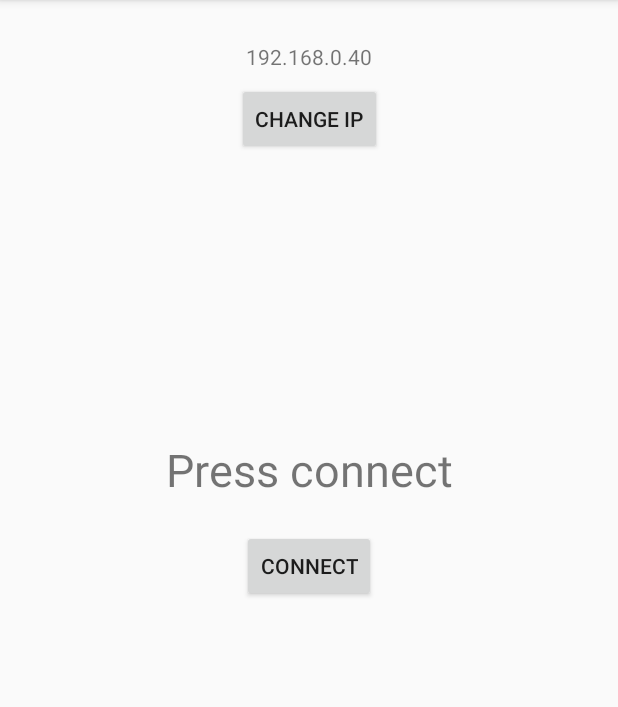
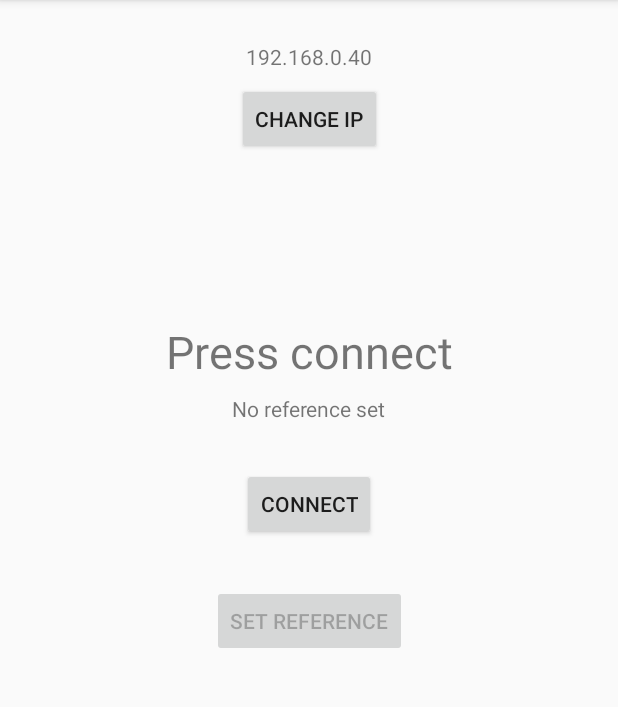
Before and after one commit to easklund/HORSE, an Android app: the screen it shows after launch (MainActivity), on a phone screen of 412 x 824 dp, the part 84-791 px from its top. Run offline under Robolectric (Android 15) with nearby library versions, the phone set to English and light mode, and no system bars.

Commit message:
prototype works

```diff
--- a/LoFi/app/src/main/java/com/example/lofi/MainActivity.java
+++ b/LoFi/app/src/main/java/com/example/lofi/MainActivity.java
@@ -1,8 +1,11 @@
 package com.example.lofi;
 
 import android.app.AlertDialog;
+import android.content.Context;
 import android.content.DialogInterface;
+import android.content.SharedPreferences;
 import android.os.AsyncTask;
+import android.support.v4.content.ContextCompat;
 import android.support.v7.app.AppCompatActivity;
 import android.os.Bundle;
 import android.util.Log;
@@ -14,14 +17,24 @@ import android.widget.TextView;
 public class MainActivity extends AppCompatActivity {
     private TcpClient mTcpClient;
     private boolean connectionRunning = false;
-    private String serverAddress = "192.168.0.40";
+    private SharedPreferences sharedPref;
+    private String serverAddress;
     private int serverPort = 5005;
+    private boolean slouching = false;
+    private boolean isReferenceSet = false;
+    private float currentAngle = 0;
+    private float referenceAngle = 0;
+    private static final float SLOUCHING_SENSITIVITY = 20;
 
     @Override
     protected void onCreate(Bundle savedInstanceState) {
         super.onCreate(savedInstanceState);
+        sharedPref = this.getPreferences(Context.MODE_PRIVATE);
         setContentView(R.layout.activity_main);
+        serverAddress = sharedPref.getString("server_address", "192.168.0.40");
         ((TextView) findViewById(R.id.txtIP)).setText(serverAddress);
+        (findViewById(R.id.txtSlouching)).setVisibility(View.INVISIBLE);
+        (findViewById(R.id.btnSetReference)).setEnabled(false);
     }
 
 
@@ -48,8 +61,11 @@ public class MainActivity extends AppCompatActivity {
                 .setView(txtEnterIP)
                 .setPositiveButton("Change", new DialogInterface.OnClickListener() {
                     public void onClick(DialogInterface dialog, int whichButton) {
-                        serverAddress = txtEnterIP.getText().toString();
+                        serverAddress = txtEnterIP.getText().toString().trim();
                         ((TextView) findViewById(R.id.txtIP)).setText(serverAddress);
+                        SharedPreferences.Editor editor = sharedPref.edit();
+                        editor.putString("server_address", serverAddress);
+                        editor.commit();
                     }
                 })
                 .setNegativeButton("Cancel", new DialogInterface.OnClickListener() {
@@ -57,6 +73,23 @@ public class MainActivity extends AppCompatActivity {
                     }
                 })
                 .show();
+    }
+
+    public void onSetReference(View view) {
+        this.referenceAngle = this.currentAngle;
+        isReferenceSet = true;
+        ((TextView) findViewById(R.id.txtReference)).setText("Reference is " + this.referenceAngle);
+    }
+
+    private void displaySlouching() {
+        if (slouching) {
+            (findViewById(R.id.txtSlouching)).setVisibility(View.VISIBLE);
+            findViewById(R.id.layout).setBackgroundColor(ContextCompat.getColor(this, R.color.slouchingBackground));
+        } else {
+            (findViewById(R.id.txtSlouching)).setVisibility(View.INVISIBLE);
+            findViewById(R.id.layout).setBackgroundColor(ContextCompat.getColor(this, android.R.color.background_light));
+        }
+
     }
 
     public class ConnectTask extends AsyncTask<String, String, TcpClient> {
@@ -69,9 +102,11 @@ public class MainActivity extends AppCompatActivity {
                 @Override
                 public void run() {
                     Button btnConnect = findViewById(R.id.btnConnect);
+                    Button setReference = findViewById(R.id.btnSetReference);
                     TextView txtDisplay = findViewById(R.id.txtDisplay);
 
                     btnConnect.setText("Disconnect");
+                    setReference.setEnabled(true);
                     txtDisplay.setText("Connecting...");
                 }
             });
@@ -81,7 +116,6 @@ public class MainActivity extends AppCompatActivity {
                 @Override
                 //here the messageReceived method is implemented
                 public void messageReceived(String message) {
-                    Log.e("TCP", "Got some message");
                     //this method calls the onProgressUpdate
                     publishProgress(message);
                 }
@@ -95,8 +129,18 @@ public class MainActivity extends AppCompatActivity {
         protected void onProgressUpdate(String... values) {
             super.onProgressUpdate(values);
 
-            TextView display = (TextView) findViewById(R.id.txtDisplay);
-            display.setText(values[0]);
+            TextView display = findViewById(R.id.txtDisplay);
+            String input = values[0];
+            display.setText(input);
+
+            float newAngle = Float.parseFloat(input);
+            currentAngle = newAngle;
+
+            if (isReferenceSet) {
+                slouching = (newAngle - referenceAngle >= SLOUCHING_SENSITIVITY);
+                displaySlouching();
+            }
+
             //in the arrayList we add the messaged received from server
 //            arrayList.add(values[0]);
             // notify the adapter that the data set has changed. This means that new message received
@@ -109,11 +153,11 @@ public class MainActivity extends AppCompatActivity {
      * Disconnects using a background task to avoid doing long/network operations on the UI thread
      */
     public class DisconnectTask extends AsyncTask<Void, Void, Void> {
-        @Override
-        protected void onPreExecute() {
-            super.onPreExecute();
-            Log.e("TCP", "onPreExecure");
-        }
+//        @Override
+//        protected void onPreExecute() {
+//            super.onPreExecute();
+//            Log.e("TCP", "onPreExecute");
+//        }
 
         @Override
         protected Void doInBackground(Void... voids) {
--- a/LoFi/app/src/main/java/com/example/lofi/TcpClient.java
+++ b/LoFi/app/src/main/java/com/example/lofi/TcpClient.java
@@ -100,7 +100,6 @@ public class TcpClient {
                 while (mRun) {
 
                     mServerMessage = mBufferIn.readLine();
-                    Log.e("TCP", "So we received some kind of a message");
 
                     if (mServerMessage != null && mMessageListener != null) {
                         //call the method messageReceived from MyActivity class
--- a/LoFi/app/src/main/res/layout/activity_main.xml
+++ b/LoFi/app/src/main/res/layout/activity_main.xml
@@ -2,6 +2,7 @@
 <android.support.constraint.ConstraintLayout xmlns:android="http://schemas.android.com/apk/res/android"
     xmlns:app="http://schemas.android.com/apk/res-auto"
     xmlns:tools="http://schemas.android.com/tools"
+    android:id="@+id/layout"
     android:layout_width="match_parent"
     android:layout_height="match_parent"
     tools:context=".MainActivity">
@@ -20,20 +21,20 @@
         app:layout_constraintEnd_toEndOf="parent"
         app:layout_constraintStart_toStartOf="parent"
         app:layout_constraintTop_toTopOf="parent"
-        app:layout_constraintVertical_bias="0.39999998" />
+        app:layout_constraintVertical_bias="0.29000002" />
 
     <Button
         android:id="@+id/btnConnect"
         android:layout_width="wrap_content"
         android:layout_height="wrap_content"
         android:layout_marginStart="8dp"
-        android:layout_marginTop="20dp"
+        android:layout_marginTop="30dp"
         android:layout_marginEnd="8dp"
         android:onClick="onClickConnect"
         android:text="Connect"
         app:layout_constraintEnd_toEndOf="parent"
         app:layout_constraintStart_toStartOf="parent"
-        app:layout_constraintTop_toBottomOf="@+id/txtDisplay" />
+        app:layout_constraintTop_toBottomOf="@+id/txtReference" />
 
     <Button
         android:id="@+id/btnChangeIP"
@@ -60,4 +61,40 @@
         app:layout_constraintStart_toStartOf="parent"
         app:layout_constraintTop_toTopOf="parent" />
 
+    <Button
+        android:id="@+id/btnSetReference"
+        android:layout_width="wrap_content"
+        android:layout_height="wrap_content"
+        android:layout_marginTop="30dp"
+        android:onClick="onSetReference"
+        android:text="@string/set_angle"
+        app:layout_constraintEnd_toEndOf="@+id/btnConnect"
+        app:layout_constraintStart_toStartOf="@+id/btnConnect"
+        app:layout_constraintTop_toBottomOf="@+id/btnConnect" />
+
+    <TextView
+        android:id="@+id/txtReference"
+        android:layout_width="wrap_content"
+        android:layout_height="wrap_content"
+        android:layout_marginTop="8dp"
+        android:text="@string/no_reference"
+        app:layout_constraintEnd_toEndOf="parent"
+        app:layout_constraintHorizontal_bias="0.5"
+        app:layout_constraintStart_toStartOf="parent"
+        app:layout_constraintTop_toBottomOf="@+id/txtDisplay" />
+
+    <TextView
+        android:id="@+id/txtSlouching"
+        android:layout_width="wrap_content"
+        android:layout_height="wrap_content"
+        android:layout_marginStart="8dp"
+        android:layout_marginTop="30dp"
+        android:layout_marginEnd="8dp"
+        android:text="Slouching!"
+        android:textColor="@android:color/white"
+        android:textSize="30sp"
+        app:layout_constraintEnd_toEndOf="parent"
+        app:layout_constraintStart_toStartOf="parent"
+        app:layout_constraintTop_toBottomOf="@+id/btnSetReference" />
+
 </android.support.constraint.ConstraintLayout>
--- a/LoFi/app/src/main/res/values/colors.xml
+++ b/LoFi/app/src/main/res/values/colors.xml
@@ -3,4 +3,6 @@
     <color name="colorPrimary">#008577</color>
     <color name="colorPrimaryDark">#00574B</color>
     <color name="colorAccent">#D81B60</color>
+    <color name="slouchingBackground">#ff7770</color>
+    <color name="slouchingText">#ffffff</color>
 </resources>
--- a/LoFi/app/src/main/res/values/strings.xml
+++ b/LoFi/app/src/main/res/values/strings.xml
@@ -1,3 +1,5 @@
 <resources>
     <string name="app_name">LoFi</string>
+    <string name="set_angle">Set reference</string>
+    <string name="no_reference">No reference set</string>
 </resources>
--- a/LoFi/app/src/main/res/values/styles.xml
+++ b/LoFi/app/src/main/res/values/styles.xml
@@ -8,4 +8,9 @@
         <item name="colorAccent">@color/colorAccent</item>
     </style>
 
+    <style name="Slouching" parent="AppTheme">
+        <item name="android:windowBackground">@color/slouchingBackground</item>
+        <item name="android:textColor">@color/slouchingText</item>
+    </style>
+
 </resources>
```
Also changed, not shown: 5 other files.
